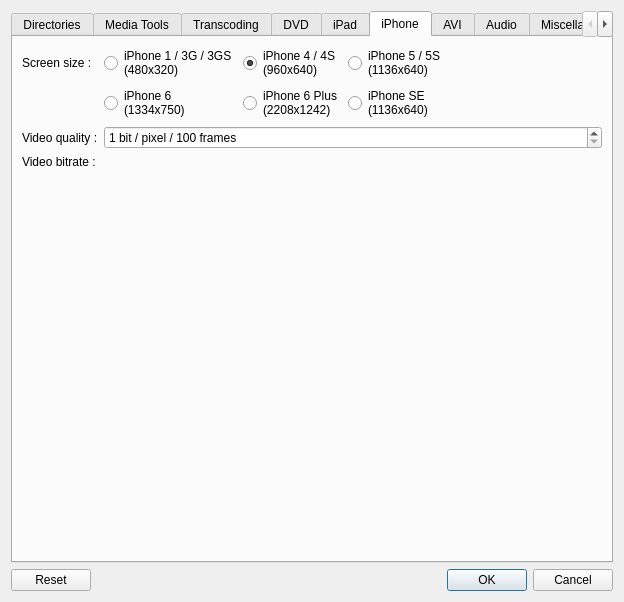
Qt form src/QtlMovie/QtlMovieEditSettings.ui (qtlmovie/qtlmovie) before a commit.
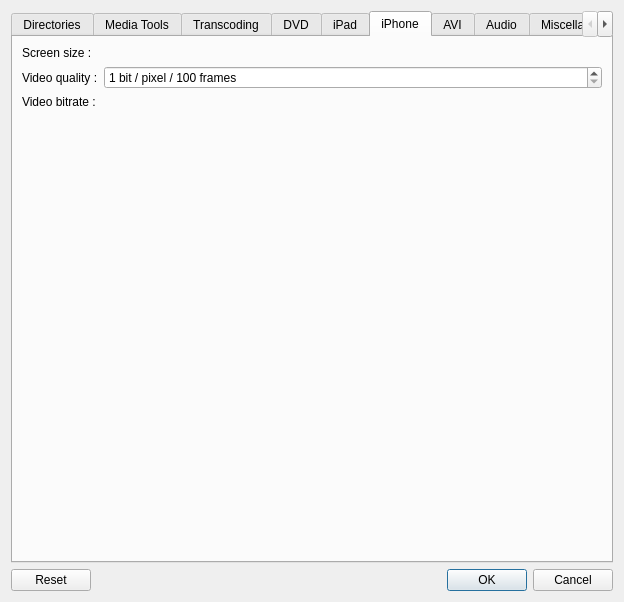
The same form after that commit. The open tabs and pages were chosen to show the change. Icons and pictures are not drawn. Custom widgets are drawn as their Qt base class.

Commit message:
Refactored iPhone and iPad screen size settings
Much easier to add new devices.

The edit to the form file:
```diff
--- a/src/QtlMovie/QtlMovieEditSettings.ui
+++ b/src/QtlMovie/QtlMovieEditSettings.ui
@@ -832,65 +832,33 @@
        <string>iPhone</string>
       </attribute>
       <layout class="QGridLayout" name="gridLayoutIphone">
-       <item row="0" column="6">
-        <spacer name="spacerIphoneSize">
-         <property name="orientation">
-          <enum>Qt::Horizontal</enum>
-         </property>
-         <property name="sizeHint" stdset="0">
-          <size>
-           <width>40</width>
-           <height>20</height>
-          </size>
-         </property>
-        </spacer>
-       </item>
-       <item row="2" column="1" colspan="6">
-        <widget class="QSpinBox" name="spinIphoneQuality">
-         <property name="sizePolicy">
-          <sizepolicy hsizetype="MinimumExpanding" vsizetype="Fixed">
-           <horstretch>0</horstretch>
-           <verstretch>0</verstretch>
-          </sizepolicy>
-         </property>
-         <property name="suffix">
-          <string> bit / pixel / 100 frames</string>
-         </property>
-         <property name="minimum">
-          <number>1</number>
-         </property>
-         <property name="maximum">
-          <number>10000</number>
-         </property>
-         <property name="singleStep">
-          <number>1</number>
-         </property>
-         <property name="value">
-          <number>1</number>
-         </property>
-        </widget>
-       </item>
-       <item row="4" column="1">
-        <spacer name="spacerIphone">
-         <property name="orientation">
-          <enum>Qt::Vertical</enum>
-         </property>
-         <property name="sizeHint" stdset="0">
-          <size>
-           <width>20</width>
-           <height>40</height>
-          </size>
-         </property>
-        </spacer>
-       </item>
        <item row="0" column="0">
         <widget class="QLabel" name="labelIphoneResolution">
+         <property name="sizePolicy">
+          <sizepolicy hsizetype="Minimum" vsizetype="Preferred">
+           <horstretch>0</horstretch>
+           <verstretch>0</verstretch>
+          </sizepolicy>
+         </property>
          <property name="text">
           <string>Screen size :</string>
          </property>
         </widget>
        </item>
-       <item row="2" column="0">
+       <item row="3" column="1">
+        <spacer name="spacerIphone">
+         <property name="orientation">
+          <enum>Qt::Vertical</enum>
+         </property>
+         <property name="sizeHint" stdset="0">
+          <size>
+           <width>20</width>
+           <height>40</height>
+          </size>
+         </property>
+        </spacer>
+       </item>
+       <item row="1" column="0">
         <widget class="QLabel" name="labelIphoneQuality">
          <property name="sizePolicy">
           <sizepolicy hsizetype="Minimum" vsizetype="Preferred">
@@ -903,44 +871,10 @@
          </property>
         </widget>
        </item>
-       <item row="0" column="1">
-        <widget class="QRadioButton" name="radioIphone3">
-         <property name="text">
-          <string>iPhone 1 / 3G / 3GS
-(480x320)</string>
-         </property>
-        </widget>
-       </item>
-       <item row="0" column="2">
-        <widget class="QRadioButton" name="radioIphone4">
-         <property name="text">
-          <string>iPhone 4 / 4S
-(960x640)</string>
-         </property>
-         <property name="checked">
-          <bool>true</bool>
-         </property>
-        </widget>
-       </item>
-       <item row="0" column="3">
-        <widget class="QRadioButton" name="radioIphone5">
-         <property name="text">
-          <string>iPhone 5 / 5S
-(1136x640)</string>
-         </property>
-        </widget>
-       </item>
-       <item row="3" column="0">
-        <widget class="QLabel" name="labelIphoneBitRate">
-         <property name="text">
-          <string>Video bitrate :</string>
-         </property>
-        </widget>
-       </item>
-       <item row="3" column="1" colspan="6">
+       <item row="2" column="1">
         <widget class="QLabel" name="labelIphoneMaxBitRate">
          <property name="sizePolicy">
-          <sizepolicy hsizetype="Expanding" vsizetype="Preferred">
+          <sizepolicy hsizetype="MinimumExpanding" vsizetype="Preferred">
            <horstretch>0</horstretch>
            <verstretch>0</verstretch>
           </sizepolicy>
@@ -950,27 +884,51 @@
          </property>
         </widget>
        </item>
-       <item row="1" column="3">
-        <widget class="QRadioButton" name="radioIphoneSE">
+       <item row="2" column="0">
+        <widget class="QLabel" name="labelIphoneBitRate">
+         <property name="sizePolicy">
+          <sizepolicy hsizetype="Minimum" vsizetype="Preferred">
+           <horstretch>0</horstretch>
+           <verstretch>0</verstretch>
+          </sizepolicy>
+         </property>
          <property name="text">
-          <string>iPhone SE
-(1136x640)</string>
+          <string>Video bitrate :</string>
          </property>
         </widget>
        </item>
        <item row="1" column="1">
-        <widget class="QRadioButton" name="radioIphone6">
-         <property name="text">
-          <string>iPhone 6
-(1334x750)</string>
+        <widget class="QSpinBox" name="spinIphoneQuality">
+         <property name="sizePolicy">
+          <sizepolicy hsizetype="MinimumExpanding" vsizetype="Fixed">
+           <horstretch>0</horstretch>
+           <verstretch>0</verstretch>
+          </sizepolicy>
+         </property>
+         <property name="suffix">
+          <string> bit / pixel / 100 frames</string>
+         </property>
+         <property name="minimum">
+          <number>1</number>
+         </property>
+         <property name="maximum">
+          <number>10000</number>
+         </property>
+         <property name="singleStep">
+          <number>1</number>
+         </property>
+         <property name="value">
+          <number>1</number>
          </property>
         </widget>
        </item>
-       <item row="1" column="2">
-        <widget class="QRadioButton" name="radioIphone6Plus">
-         <property name="text">
-          <string>iPhone 6 Plus
-(2208x1242)</string>
+       <item row="0" column="1">
+        <widget class="QtlButtonGrid" name="boxIphoneSize" native="true">
+         <property name="sizePolicy">
+          <sizepolicy hsizetype="Preferred" vsizetype="Preferred">
+           <horstretch>0</horstretch>
+           <verstretch>0</verstretch>
+          </sizepolicy>
          </property>
         </widget>
        </item>
```
Left out of the diff: 198 changed lines with no effect on the pictures. The commit also changes 6 other files.
